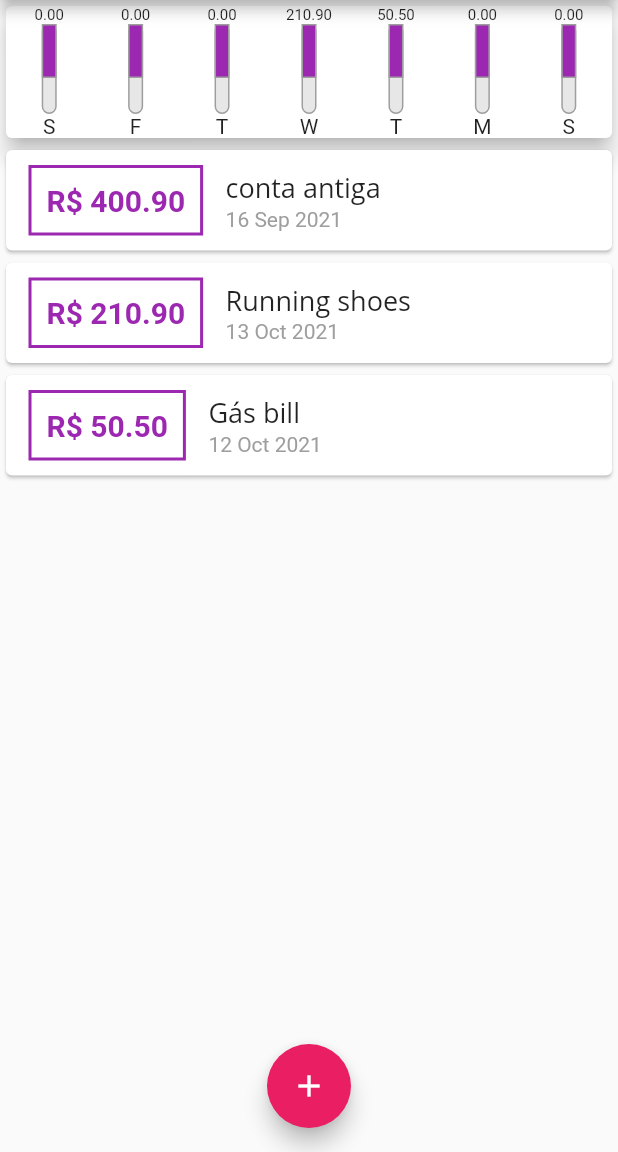
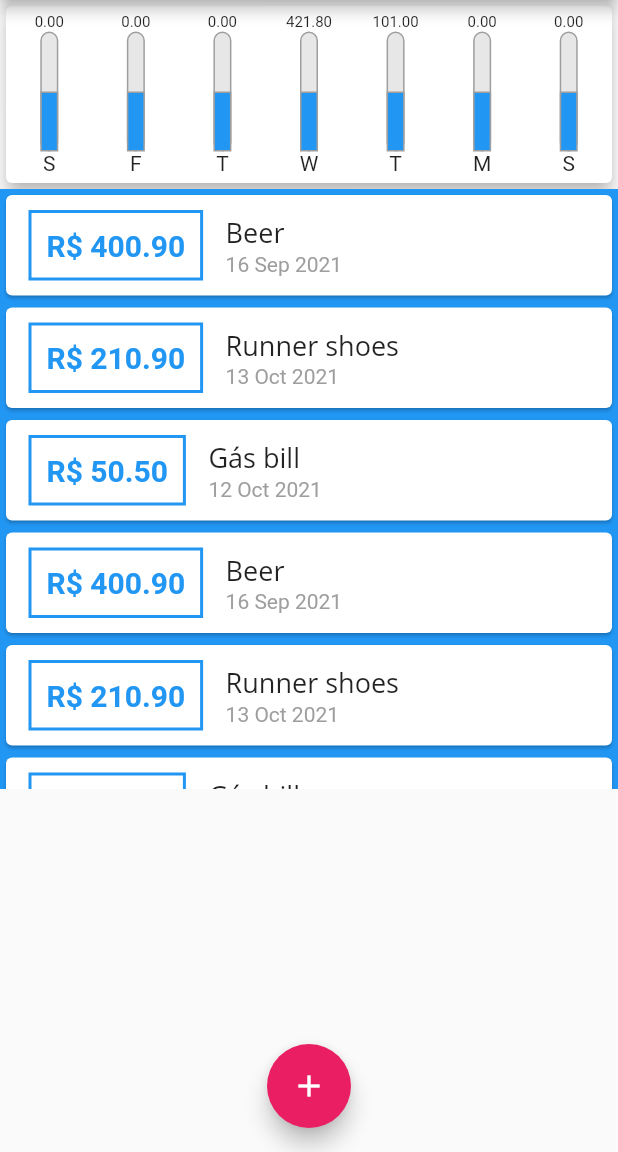
Before and after one commit to diegormb06/expenses_manager, a Flutter app: the screen it shows after launch, on a phone screen of 412 x 824 dp, the part 84-1236 px from its top. Run offline on Flutter 3.47's test engine with Material 2 defaults, Android fonts, the phone set to English and light mode, and no system bars.

Commit message:
refactor: fix deprecated methods

```diff
--- a/lib/components/chart.dart
+++ b/lib/components/chart.dart
@@ -1,10 +1,10 @@
 import 'package:expenses/components/chart_bar.dart';
-import 'package:expenses/models/transactions.dart';
+import 'package:expenses/models/transaction.dart';
 import 'package:flutter/material.dart';
 import 'package:intl/intl.dart';
 
 class Chart extends StatelessWidget {
-  final List<Transactions> recentTransactions;
+  final List<Transaction> recentTransactions;
 
   Chart(this.recentTransactions);
 
@@ -35,17 +35,16 @@ class Chart extends StatelessWidget {
   Widget build(BuildContext context) {
     groupedTransactions;
     return Card(
-      elevation: 6,
-      child: Row(
-        mainAxisAlignment: MainAxisAlignment.spaceAround,
-        children: groupedTransactions.map((tr) {
-          return ChartBar(
-            label: tr['day'],
-            value: tr['value'],
-            percentage: 0.6,
-          );
-        }).toList(),
-      ),
-    );
+        elevation: 5,
+        child: Container(
+          padding: EdgeInsets.symmetric(vertical: 5),
+          child: Row(
+            mainAxisAlignment: MainAxisAlignment.spaceAround,
+            children: groupedTransactions.map((Map<String, dynamic> tr) {
+              return ChartBar(
+                  label: tr['day'], value: tr['value'], percentage: 0.5);
+            }).toList(),
+          ),
+        ));
   }
 }
--- a/lib/components/chart_bar.dart
+++ b/lib/components/chart_bar.dart
@@ -6,9 +6,9 @@ class ChartBar extends StatelessWidget {
   final double percentage;
 
   ChartBar({
-    this.label,
-    this.value,
-    this.percentage,
+    required this.label,
+    required this.value,
+    required this.percentage,
   });
 
   @override
@@ -20,10 +20,11 @@ class ChartBar extends StatelessWidget {
           style: TextStyle(fontSize: 10),
         ),
         Container(
-          height: 60,
-          width: 10,
+          height: 80,
+          width: 12,
           margin: EdgeInsets.symmetric(horizontal: 10),
           child: Stack(
+            alignment: AlignmentDirectional.bottomStart,
             children: <Widget>[
               Container(
                 decoration: BoxDecoration(
--- a/lib/components/transaction_form.dart
+++ b/lib/components/transaction_form.dart
@@ -40,9 +40,11 @@ class _TransactionFormState extends State<TransactionForm> {
               decoration: InputDecoration(labelText: 'Valor: (R\$)'),
               onSubmitted: (_) => _submitForm(),
             ),
-            FlatButton(
+            TextButton(
               child: Text('Cadastrar nova Transação'),
-              textColor: Colors.purple,
+              style: TextButton.styleFrom(
+                primary: Colors.purple,
+              ),
               onPressed: _submitForm,
             ),
           ],
--- a/lib/components/transaction_list.dart
+++ b/lib/components/transaction_list.dart
@@ -1,16 +1,17 @@
-import 'package:expenses/models/transactions.dart';
+import 'package:expenses/models/transaction.dart';
 import 'package:flutter/material.dart';
 import 'package:intl/intl.dart';
 
 class TransactionList extends StatelessWidget {
-  final List<Transactions> transactions;
+  final List<Transaction> transactions;
 
   TransactionList(this.transactions);
 
   @override
   Widget build(BuildContext context) {
     return Container(
-      height: 300,
+      height: 400,
+      color: Colors.blue,
       child: transactions.isEmpty
           ? Column(
               children: <Widget>[
--- a/lib/main.dart
+++ b/lib/main.dart
@@ -1,7 +1,7 @@
 import 'package:expenses/components/chart.dart';
 import 'package:flutter/material.dart';
 import 'dart:math';
-import 'package:expenses/models/transactions.dart';
+import 'package:expenses/models/transaction.dart';
 import 'components/transaction_form.dart';
 import 'components/transaction_list.dart';
 
@@ -13,8 +13,11 @@ class ExpensesApp extends StatelessWidget {
     return MaterialApp(
       home: MyHomeApp(),
       theme: ThemeData(
-        primarySwatch: Colors.purple,
-        accentColor: Colors.pink,
+        colorScheme: ColorScheme.fromSwatch(
+          primarySwatch: Colors.purple,
+        ).copyWith(
+          secondary: Colors.pink,
+        ),
         fontFamily: 'Quicksand',
         textTheme: ThemeData.light().textTheme.copyWith(
               headline6: TextStyle(
@@ -33,20 +36,38 @@ class MyHomeApp extends StatefulWidget {
 }
 
 class _MyHomeAppState extends State<MyHomeApp> {
-  final List<Transactions> _transactions = [
-    Transactions(
+  final List<Transaction> _transactions = [
+    Transaction(
       id: 't0',
-      title: 'conta antiga',
+      title: 'Beer',
       value: 400.90,
       date: DateTime.now().subtract(Duration(days: 30)),
     ),
-    Transactions(
+    Transaction(
       id: 't1',
-      title: 'Running shoes',
+      title: 'Runner shoes',
       value: 210.90,
       date: DateTime.now().subtract(Duration(days: 3)),
     ),
-    Transactions(
+    Transaction(
+      id: 't2',
+      title: 'Gás bill',
+      value: 50.5,
+      date: DateTime.now().subtract(Duration(days: 4)),
+    ),
+    Transaction(
+      id: 't0',
+      title: 'Beer',
+      value: 400.90,
+      date: DateTime.now().subtract(Duration(days: 30)),
+    ),
+    Transaction(
+      id: 't1',
+      title: 'Runner shoes',
+      value: 210.90,
+      date: DateTime.now().subtract(Duration(days: 3)),
+    ),
+    Transaction(
       id: 't2',
       title: 'Gás bill',
       value: 50.5,
@@ -54,7 +75,7 @@ class _MyHomeAppState extends State<MyHomeApp> {
     ),
   ];
 
-  List<Transactions> get _recentTransactions {
+  List<Transaction> get _recentTransactions {
     return _transactions.where((tr) {
       return tr.date.isAfter(DateTime.now().subtract(
         Duration(days: 7),
@@ -63,7 +84,7 @@ class _MyHomeAppState extends State<MyHomeApp> {
   }
 
   _addTransaction(title, value) {
-    final newTransaction = Transactions(
+    final newTransaction = Transaction(
       id: Random().nextDouble().toString(),
       title: title,
       value: value,
--- /dev/null
+++ b/lib/models/transaction.dart
@@ -0,0 +1,13 @@
+class Transaction {
+  final String id;
+  final String title;
+  final double value;
+  final DateTime date;
+
+  Transaction({
+    required this.id,
+    required this.title,
+    required this.value,
+    required this.date,
+  });
+}
--- a/lib/models/transactions.dart
+++ /dev/null
@@ -1,15 +0,0 @@
-import 'package:flutter/cupertino.dart';
-
-class Transactions {
-  final String id;
-  final String title;
-  final double value;
-  final DateTime date;
-
-  Transactions({
-    @required this.id,
-    @required this.title,
-    @required this.value,
-    @required this.date,
-  });
-}
```
Also changed, not shown: pubspec.yaml (+5 -8 lines), pubspec.lock.
